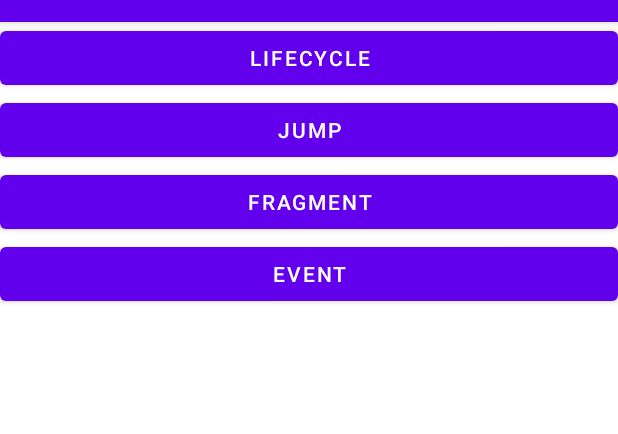
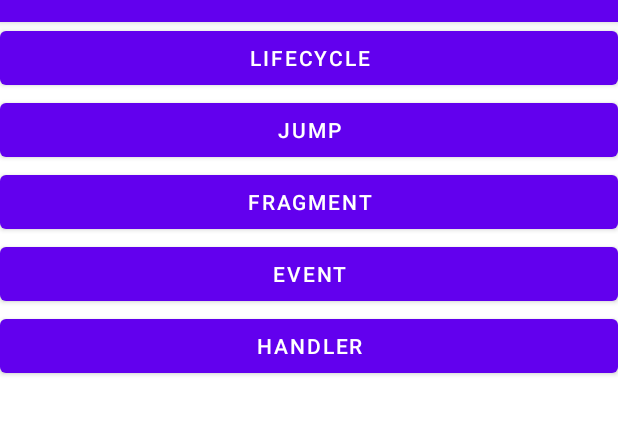
Before and after one commit to xiuyi007/Android_learning, an Android app: the LearningActivity screen opened directly, with no data from a screen before it, on a phone screen of 412 x 824 dp, the part 62-496 px from its top. Run offline under Robolectric (Android 15) with nearby library versions, the phone set to English and light mode, and no system bars.

Commit message:
add the part of Handler consicely

```diff
--- a/app/src/main/java/com/li/myapplication/LearningActivity.java
+++ b/app/src/main/java/com/li/myapplication/LearningActivity.java
@@ -16,6 +16,7 @@ public class LearningActivity extends AppCompatActivity {
     private Button mBtnJump;
     private Button mBtnFrag;
     private Button mBtnEvent;
+    private Button mBtnHandler;
     @Override
     protected void onCreate(Bundle savedInstanceState) {
         super.onCreate(savedInstanceState);
@@ -24,10 +25,12 @@ public class LearningActivity extends AppCompatActivity {
         mBtnJump = findViewById(R.id.btn_jump);
         mBtnFrag= findViewById(R.id.btn_frag);
         mBtnEvent= findViewById(R.id.btn_evt);
+        mBtnHandler= findViewById(R.id.btn_handler);
         mBtnLife.setOnClickListener(new ClickListener());
         mBtnJump.setOnClickListener(new ClickListener());
         mBtnFrag.setOnClickListener(new ClickListener());
         mBtnEvent.setOnClickListener(new ClickListener());
+        mBtnHandler.setOnClickListener(new ClickListener());
     }
 
     class ClickListener implements View.OnClickListener {
@@ -49,6 +52,9 @@ public class LearningActivity extends AppCompatActivity {
                 case R.id.btn_evt:
                     intent = new Intent(LearningActivity.this, EventActivity.class);
                     break;
+                case R.id.btn_handler:
+                    intent = new Intent(LearningActivity.this, HandlerActivity.class);
+                    break;
             }
             startActivity(intent);
         }
--- a/app/src/main/res/layout/activity_learning.xml
+++ b/app/src/main/res/layout/activity_learning.xml
@@ -29,5 +29,10 @@
         android:layout_height="wrap_content"
         android:id="@+id/btn_evt"
         android:text="EVENT" />
+    <Button
+        android:layout_width="match_parent"
+        android:layout_height="wrap_content"
+        android:id="@+id/btn_handler"
+        android:text="HANDLER" />
 
 </LinearLayout>
```
Also changed, not shown: app/src/main/AndroidManifest.xml (+7 -0 lines), app/src/main/java/com/li/myapplication/HandlerActivity.java (added, +57 -0 lines), app/src/main/res/layout/activity_handler.xml (added, +9 -0 lines).
